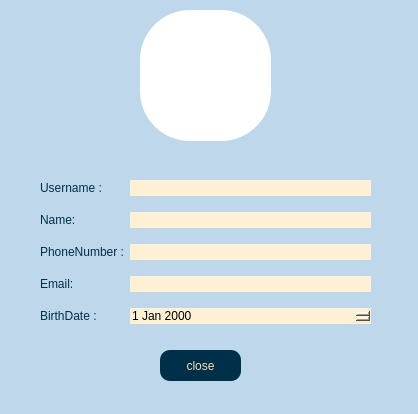
Qt form client/profile.ui (AP-projects-4001/jan-ghahve) before a commit.
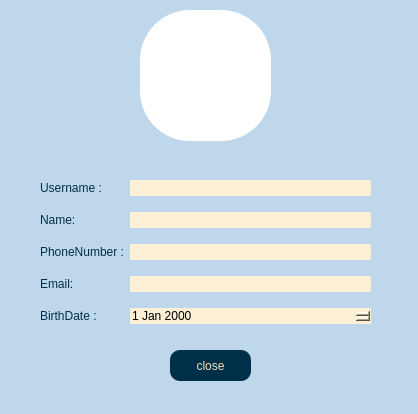
The same form after that commit.

```diff
--- a/client/profile.ui
+++ b/client/profile.ui
@@ -137,7 +137,7 @@
   <widget class="QPushButton" name="pbn_close">
    <property name="geometry">
     <rect>
-     <x>160</x>
+     <x>170</x>
      <y>350</y>
      <width>81</width>
      <height>31</height>
```
